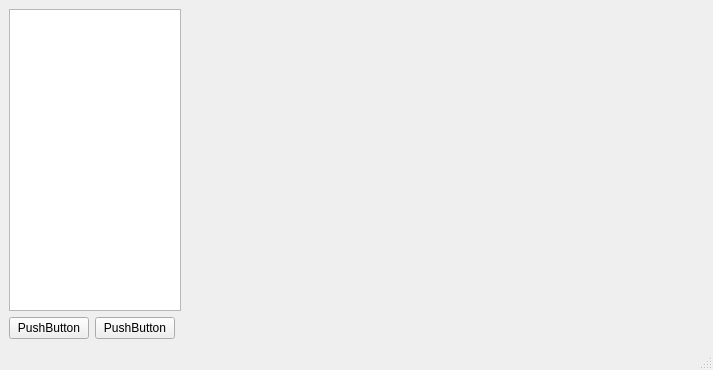
First picture: the form in Worksheet6/worksheet6_qt/New_Worksheet6/mainwindow.ui, repository TheLegendaryKin/2025_20695838, before the edit.
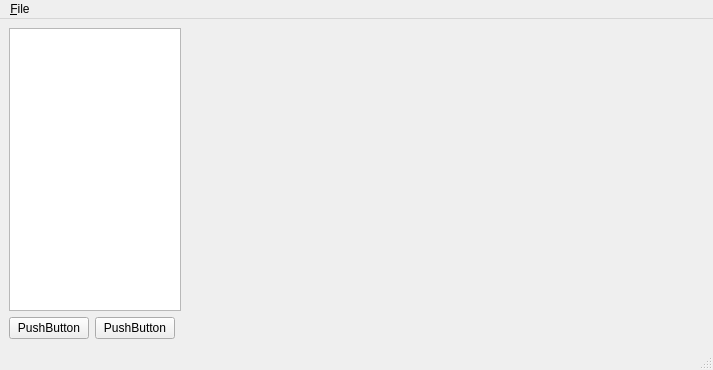
Second picture: the form after the edit.

Commit message: Worksheet 6 Complete: Implemented file renaming, persistent RGB dialog, and context menus

Patch:
```diff
--- a/Worksheet6/worksheet6_qt/New_Worksheet6/mainwindow.ui
+++ b/Worksheet6/worksheet6_qt/New_Worksheet6/mainwindow.ui
@@ -90,6 +90,13 @@
      <height>21</height>
     </rect>
    </property>
+   <widget class="QMenu" name="menu_File">
+    <property name="title">
+     <string>&amp;File</string>
+    </property>
+    <addaction name="actionOpen_File"/>
+   </widget>
+   <addaction name="menu_File"/>
   </widget>
   <widget class="QStatusBar" name="statusbar"/>
   <action name="actionItem_Options">
```
Left out of the diff: 8 changed lines with no effect on the pictures. The commit also changes 1 other file.
